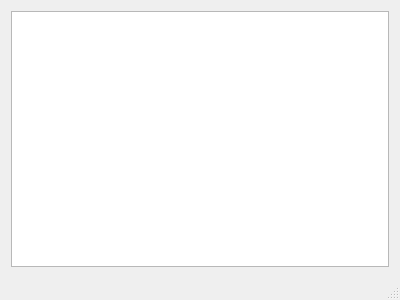
WarfareCode/RTL_SDR_Radar, file src/MyApp/RaspberryApp/ui/Mainwindow.ui: the form before one commit.
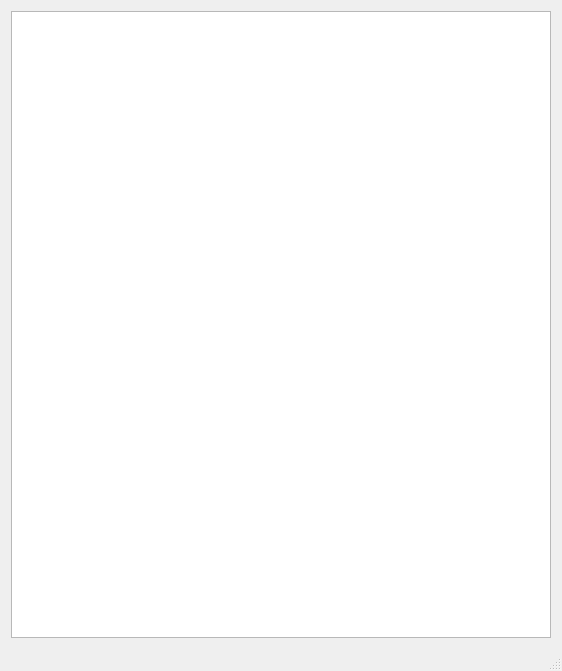
The form after the commit.

What changed in the file:
```diff
--- a/src/MyApp/RaspberryApp/ui/Mainwindow.ui
+++ b/src/MyApp/RaspberryApp/ui/Mainwindow.ui
@@ -6,8 +6,8 @@
    <rect>
     <x>0</x>
     <y>0</y>
-    <width>400</width>
-    <height>300</height>
+    <width>562</width>
+    <height>671</height>
    </rect>
   </property>
   <property name="windowTitle">
```
Left out of the diff: 4 changed lines with no effect on the pictures.
